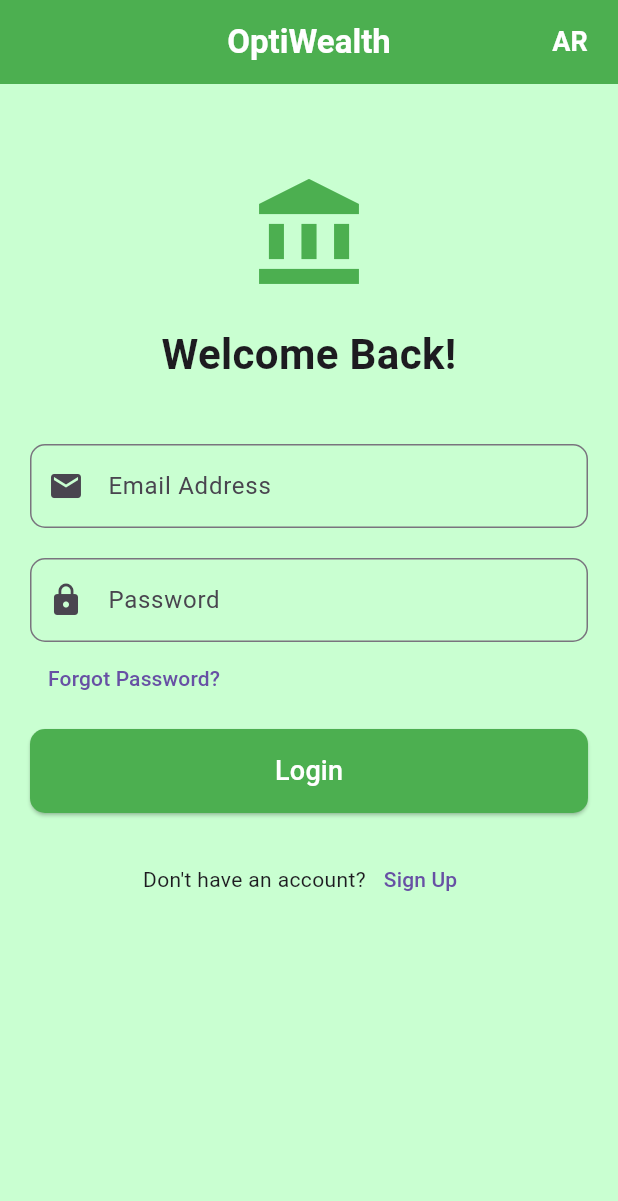
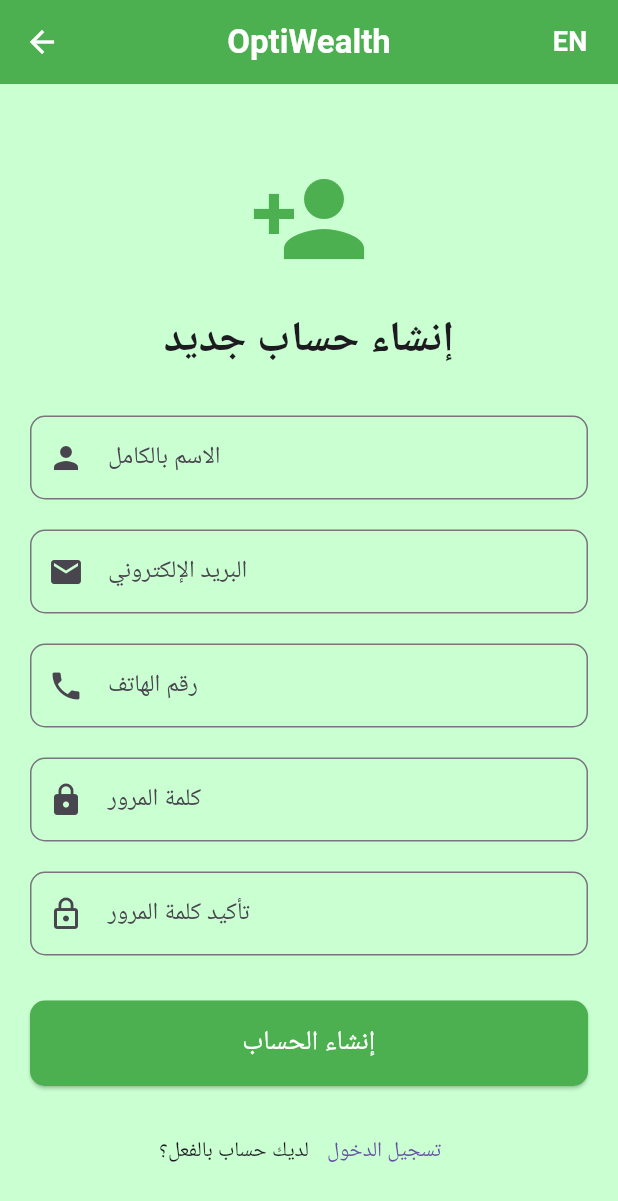
Before and after one commit to Ahmed-ui10/OptiWealth, a Flutter app: the screen it shows after launch, after a tap on "EN", after a tap on "Sign Up", on a phone screen of 412 x 824 dp. Shown: the top 1201 px of the screen. Run offline on Flutter 3.47's test engine with Material 3 defaults, Android fonts, the phone set to English and light mode, and no system bars.

Commit message:
Update signup_screen

```diff
--- a/lib/presentation/SignUp_screen.dart
+++ b/lib/presentation/SignUp_screen.dart
@@ -0,0 +1,171 @@
+import 'package:flutter/material.dart';
+class SignUpScreen extends StatefulWidget {
+  const SignUpScreen({super.key});
+
+  @override
+  State<SignUpScreen> createState() => _SignUpScreenState();
+}
+class _SignUpScreenState extends State<SignUpScreen> {
+  bool isArabic = true;
+
+  @override
+  Widget build(BuildContext context) {
+    return Scaffold(
+      appBar: AppBar(
+        title: const Text(
+          'OptiWealth',
+          style: TextStyle(fontWeight: FontWeight.bold),
+        ),
+        centerTitle: true,
+        backgroundColor: Colors.green,
+        foregroundColor: Colors.white,
+        actions: [
+          TextButton(
+            onPressed: () {
+              setState(() {
+                isArabic = !isArabic;
+              });
+            },
+            child: Text(
+              isArabic ? 'EN' : 'AR',
+              style: const TextStyle(color: Colors.white, fontWeight: FontWeight.bold, fontSize: 18),
+            ),
+          ),
+        ],
+      ),
+      body: Container(
+        height: double.infinity,
+        color:  Color.fromARGB(255, 201, 255, 209),
+
+        child: SingleChildScrollView(
+          padding:  EdgeInsets.all(20.0),
+          child: Column(
+            crossAxisAlignment: CrossAxisAlignment.stretch,
+
+            children: [
+
+               SizedBox(height: 30),
+
+               Icon(
+                Icons.person_add,
+                size: 80,
+                color: Colors.green,
+              ),
+
+               SizedBox(height: 20),
+
+              Text(
+                isArabic ? 'إنشاء حساب جديد' : 'Create New Account',
+                textAlign: TextAlign.center,
+                style:  TextStyle(fontSize: 28, fontWeight: FontWeight.bold),
+              ),
+
+               SizedBox(height: 30),
+
+              TextField(
+                textAlign: isArabic ? TextAlign.right : TextAlign.left,
+                decoration: InputDecoration(
+                  labelText: isArabic ? 'الاسم بالكامل' : 'Full Name',
+                  prefixIcon:  Icon(Icons.person),
+                  border: OutlineInputBorder(
+                    borderRadius: BorderRadius.circular(10),
+                  ),
+                ),
+              ),
+
+               SizedBox(height: 20),
+
+              TextField(
+                keyboardType: TextInputType.emailAddress,
+                textAlign: isArabic ? TextAlign.right : TextAlign.left,
+                decoration: InputDecoration(
+                  labelText: isArabic ? 'البريد الإلكتروني' : 'Email Address',
+                  prefixIcon:  Icon(Icons.email),
+                  border: OutlineInputBorder(
+                    borderRadius: BorderRadius.circular(10),
+                  ),
+                ),
+              ),
+
+               SizedBox(height: 20),
+
+              TextField(
+                keyboardType: TextInputType.phone,
+                textAlign: isArabic ? TextAlign.right : TextAlign.left,
+                decoration: InputDecoration(
+                  labelText: isArabic ? 'رقم الهاتف' : 'Phone Number',
+                  prefixIcon:  Icon(Icons.phone),
+                  border: OutlineInputBorder(
+                    borderRadius: BorderRadius.circular(10),
+                  ),
+                ),
+              ),
+
+               SizedBox(height: 20),
+
+              TextField(
+                obscureText: true,
+                textAlign: isArabic ? TextAlign.right : TextAlign.left,
+                decoration: InputDecoration(
+                  labelText: isArabic ? 'كلمة المرور' : 'Password',
+                  prefixIcon:  Icon(Icons.lock),
+                  border: OutlineInputBorder(
+                    borderRadius: BorderRadius.circular(10),
+                  ),
+                ),
+              ),
+
+               SizedBox(height: 20),
+
+              TextField(
+                obscureText: true,
+                textAlign: isArabic ? TextAlign.right : TextAlign.left,
+                decoration: InputDecoration(
+                  labelText: isArabic ? 'تأكيد كلمة المرور' : 'Confirm Password',
+                  prefixIcon:  Icon(Icons.lock_outline),
+                  border: OutlineInputBorder(
+                    borderRadius: BorderRadius.circular(10),
+                  ),
+                ),
+              ),
+
+               SizedBox(height: 30),
+
+              ElevatedButton(
+                onPressed: () {},
+                style: ElevatedButton.styleFrom(
+                  padding: const EdgeInsets.symmetric(vertical: 15),
+                  backgroundColor: Colors.green,
+                  shape: RoundedRectangleBorder(
+                    borderRadius: BorderRadius.circular(10),
+                  ),
+                ),
+
+                child: Text(
+                  isArabic ? 'إنشاء الحساب' : 'Sign Up',
+                  style:  TextStyle(fontSize: 18, color: Colors.white),
+                ),
+              ),
+
+               SizedBox(height: 20),
+
+              Row(
+                mainAxisAlignment: MainAxisAlignment.center,
+
+                children: [
+                  Text(isArabic ? 'لديك حساب بالفعل؟' : "Already have an account?"),
+                  TextButton(
+                    onPressed: () {
+                      Navigator.pop(context);
+                    },
+                    child: Text(isArabic ? 'تسجيل الدخول' : 'Login'),
+                  ),
+                ],
+              ),
+            ],
+          ),
+        ),
+      ),
+    );
+  }
+}
--- a/lib/presentation/login_screen.dart
+++ b/lib/presentation/login_screen.dart
@@ -1,4 +1,5 @@
 import 'package:flutter/material.dart';
+import 'SignUp_screen.dart';
 
 class LoginScreen extends StatefulWidget {
   const LoginScreen({super.key});
@@ -125,7 +126,12 @@ class _LoginScreenState extends State<LoginScreen> {
                   children: [
                     Text(isArabic ? 'ليس لديك حساب؟' : "Don't have an account?"),
                     TextButton(
-                      onPressed: () {},
+                      onPressed: () {
+                        Navigator.push(
+                          context,
+                          MaterialPageRoute(builder: (context) => const SignUpScreen()),
+                        );
+                      },
                       child: Text(isArabic ? 'إنشاء حساب جديد' : 'Sign Up'),
                     ),
                   ],
```
